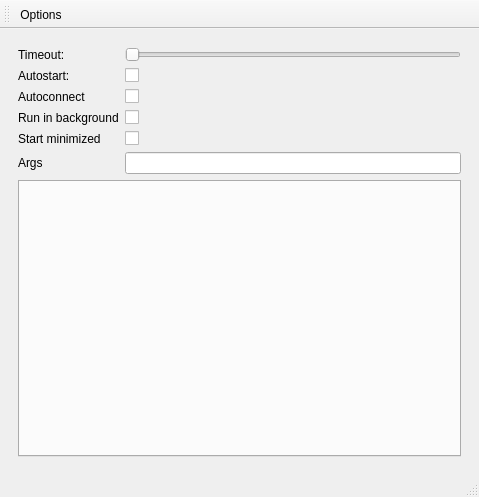
First picture: the form in src/sys/coviseDaemon/mainWindow.ui, repository hlrs-vis/covise, before the edit.
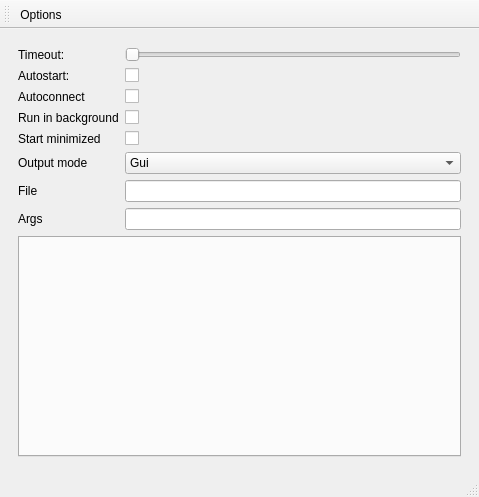
Second picture: the form after the edit. The open tabs and pages were chosen to show the change. Icons and pictures are not drawn.

Commit message: Added options to pipe child output to gui, cmd, file or to supress it

```diff
--- a/src/sys/coviseDaemon/mainWindow.ui
+++ b/src/sys/coviseDaemon/mainWindow.ui
@@ -226,7 +226,7 @@
                 </property>
                </widget>
               </item>
-              <item row="5" column="0">
+              <item row="7" column="0">
                <widget class="QLabel" name="label_9">
                 <property name="text">
                  <string>Args</string>
@@ -268,9 +268,50 @@
                 </property>
                </widget>
               </item>
-              <item row="5" column="1">
+              <item row="7" column="1">
                <widget class="QLineEdit" name="cmdArgsInput"/>
               </item>
+              <item row="5" column="1">
+               <widget class="QComboBox" name="OutputModesCB">
+                <item>
+                 <property name="text">
+                  <string>Gui</string>
+                 </property>
+                </item>
+                <item>
+                 <property name="text">
+                  <string>Cmd</string>
+                 </property>
+                </item>
+                <item>
+                 <property name="text">
+                  <string>File</string>
+                 </property>
+                </item>
+                <item>
+                 <property name="text">
+                  <string>No</string>
+                 </property>
+                </item>
+               </widget>
+              </item>
+              <item row="5" column="0">
+               <widget class="QLabel" name="label">
+                <property name="text">
+                 <string>Output mode</string>
+                </property>
+               </widget>
+              </item>
+              <item row="6" column="0">
+               <widget class="QLabel" name="outputFileLabel">
+                <property name="text">
+                 <string>File</string>
+                </property>
+               </widget>
+              </item>
+              <item row="6" column="1">
+               <widget class="QLineEdit" name="outputFile"/>
+              </item>
              </layout>
             </item>
             <item>
```
Left out of the diff: 2 changed lines with no effect on the pictures. The commit also changes 2 other files.
